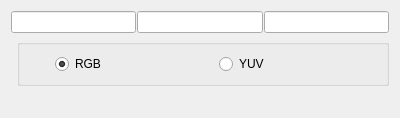
Above: fotochop/Pipette.ui from namealreadytaken/fotochope before the change. Below: the same form after it.
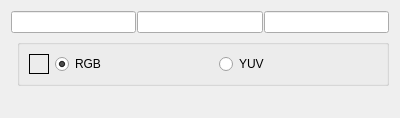
That is the form after the change.

Commit message: fix de l'historique (saloperie de modulo) modification de la fenetre (ajout du menu et des raccourcis, disparition des boutons inutils (comme samy)) modif de la fenetre de la pipette spread de l'histo

Patch:
```diff
--- a/fotochop/Pipette.ui
+++ b/fotochop/Pipette.ui
@@ -71,6 +71,9 @@
           <height>20</height>
          </size>
         </property>
+        <property name="frameShape">
+         <enum>QFrame::Box</enum>
+        </property>
         <property name="text">
          <string/>
         </property>
```
The commit also changes 7 other files.
